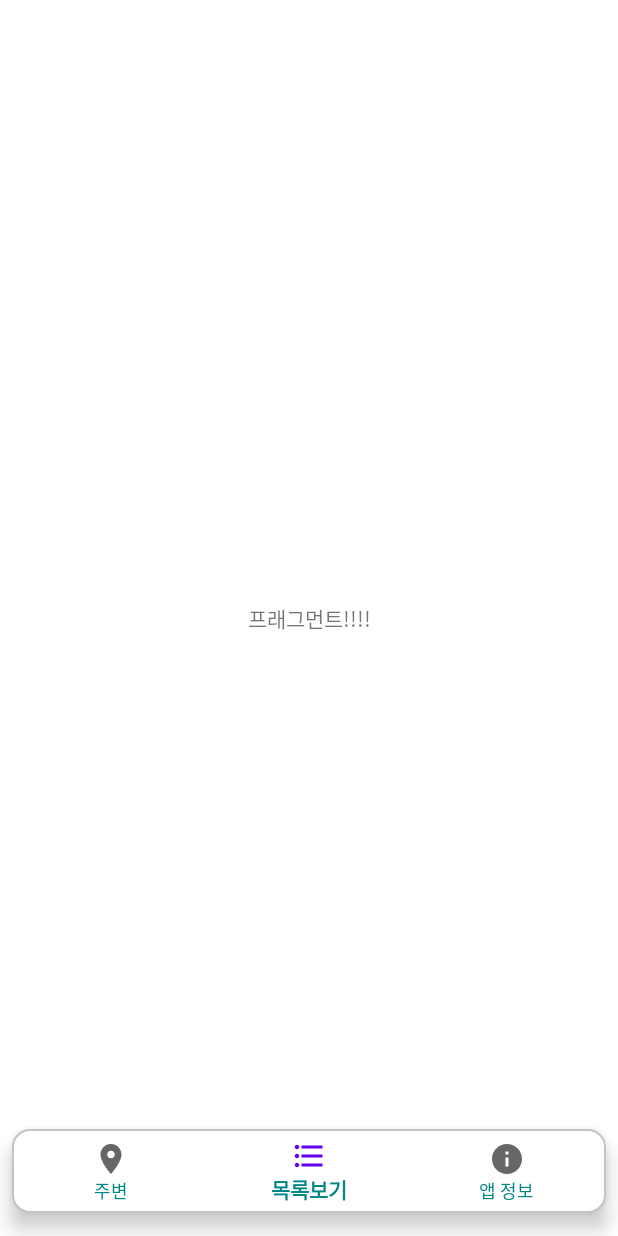
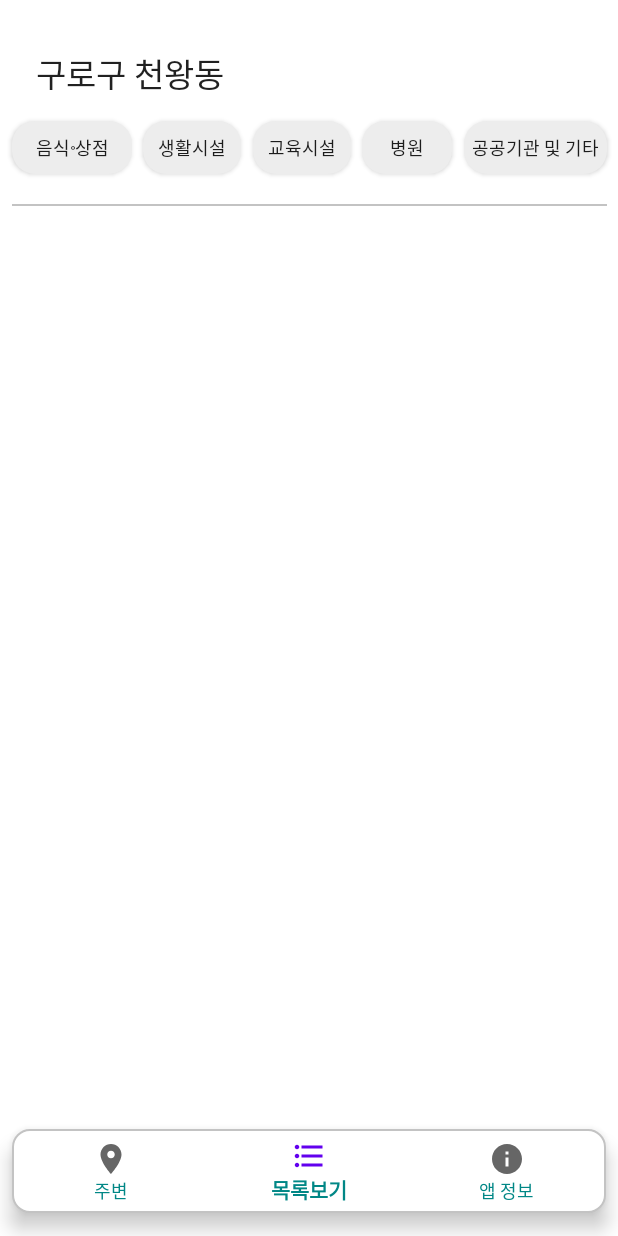
Before and after one commit to hisungwoo/ConvenienceMap, an Android app: the screen it shows after launch (MainActivity), item 2 of the bottom bar chosen, on a phone screen of 412 x 824 dp. Run offline under Robolectric (Android 15) with nearby library versions, the phone set to English and light mode, and no system bars; libraries missing offline, so code that uses them is left out: com.tickaroo.tikxml, net.daum.mf; 10 statements that could not run were skipped.

Commit message:
1. 목록 프레그먼트 추가

```diff
--- a/app/src/main/java/com/ilsamil/conveniencemap/Fragments/CategoryFragment.kt
+++ b/app/src/main/java/com/ilsamil/conveniencemap/Fragments/ListFragment.kt
@@ -8,12 +8,12 @@ import android.view.View
 import android.view.ViewGroup
 import com.ilsamil.conveniencemap.R
 
-class CategoryFragment : Fragment() {
+class ListFragment : Fragment() {
 
     // Category.newInstance() 사용을 위해 생성
     companion object {
-        fun newInstance() : CategoryFragment {
-            return CategoryFragment()
+        fun newInstance() : ListFragment {
+            return ListFragment()
         }
     }
 
@@ -32,7 +32,7 @@ class CategoryFragment : Fragment() {
         inflater: LayoutInflater, container: ViewGroup?,
         savedInstanceState: Bundle?
     ): View? {
-        return inflater.inflate(R.layout.fragment_category, container, false)
+        return inflater.inflate(R.layout.fragment_list, container, false)
     }
 
 
--- a/app/src/main/java/com/ilsamil/conveniencemap/MainActivity.kt
+++ b/app/src/main/java/com/ilsamil/conveniencemap/MainActivity.kt
@@ -2,13 +2,10 @@ package com.ilsamil.conveniencemap
 
 import android.Manifest
 import android.annotation.SuppressLint
-import android.content.pm.PackageManager
 import android.graphics.Color
-import android.location.Criteria
 import android.location.Geocoder
 import android.location.LocationManager
 import android.os.Bundle
-import android.util.Base64
 import android.util.Log
 import android.view.View
 import android.view.animation.Animation
@@ -25,14 +22,11 @@ import androidx.recyclerview.widget.RecyclerView
 import com.ilsamil.conveniencemap.Fragments.*
 import com.ilsamil.conveniencemap.adapters.EvalinfoAdapter
 import com.ilsamil.conveniencemap.databinding.ActivityMainBinding
-import com.ilsamil.conveniencemap.model.EvalInfoList
 import com.ilsamil.conveniencemap.utils.ChangeType
-import net.daum.android.map.MapViewEventListener
 import net.daum.mf.map.api.MapPOIItem
 import net.daum.mf.map.api.MapPoint
 import net.daum.mf.map.api.MapView
 import java.io.IOException
-import java.security.MessageDigest
 
 class MainActivity : AppCompatActivity(), MapView.MapViewEventListener {
     private lateinit var binding: ActivityMainBinding
@@ -40,7 +34,7 @@ class MainActivity : AppCompatActivity(), MapView.MapViewEventListener {
     private lateinit var mapView: MapView
 
     private val mapFragment: MapFragment by lazy { MapFragment.newInstance() }
-    private val categoryFragment: CategoryFragment by lazy { CategoryFragment.newInstance() }
+    private val listFragment: ListFragment by lazy { ListFragment.newInstance() }
     private val infoFragment: InfoFragment by lazy { InfoFragment.newInstance() }
     private val searchFragment: SearchFragment by lazy { SearchFragment.newInstance() }
 
@@ -417,7 +411,7 @@ class MainActivity : AppCompatActivity(), MapView.MapViewEventListener {
                 R.id.menu_category -> {
                     mainViewModel.mainStatus.value = 4
                     supportFragmentManager.popBackStackImmediate("category", FragmentManager.POP_BACK_STACK_INCLUSIVE)
-                    supportFragmentManager.beginTransaction().replace(R.id.fragment_view, categoryFragment, "category").addToBackStack("category").commit()
+                    supportFragmentManager.beginTransaction().replace(R.id.fragment_view, listFragment, "category").addToBackStack("category").commit()
                 }
                 R.id.menu_map -> {
                     bottomClickMap()
@@ -445,6 +439,10 @@ class MainActivity : AppCompatActivity(), MapView.MapViewEventListener {
             if(tag3 != null && tag3.isVisible) {
                 this.menu.findItem(R.id.menu_info).isChecked = true
             }
+            if(tag1 == null && tag3 == null) {
+                this.menu.findItem(R.id.menu_map).isChecked = true
+                mainViewModel.mainStatus.value = 1
+            }
         }
     }
 
@@ -459,11 +457,12 @@ class MainActivity : AppCompatActivity(), MapView.MapViewEventListener {
     }
 
     private fun bottomClickMap() {
+        mainViewModel.mainStatus.value = 1
         val tag1: Fragment? = supportFragmentManager.findFragmentByTag("category")
         val tag3: Fragment? = supportFragmentManager.findFragmentByTag("info")
 
         if(tag1 != null) {
-            supportFragmentManager.beginTransaction().remove(categoryFragment).addToBackStack(null)?.commit()
+            supportFragmentManager.beginTransaction().remove(listFragment).addToBackStack(null)?.commit()
         }
         if(tag3 != null) {
             supportFragmentManager.beginTransaction().remove(infoFragment).addToBackStack(null)?.commit()
--- /dev/null
+++ b/app/src/main/res/drawable-v24/button_list.xml
@@ -0,0 +1,5 @@
+<?xml version="1.0" encoding="utf-8"?>
+<shape xmlns:android="http://schemas.android.com/apk/res/android" android:shape="rectangle">
+    <solid android:color="#EDEDED"/>
+    <corners android:radius="15dp"/>
+</shape>
--- a/app/src/main/res/layout/fragment_category.xml
+++ /dev/null
@@ -1,21 +0,0 @@
-<?xml version="1.0" encoding="utf-8"?>
-<androidx.constraintlayout.widget.ConstraintLayout xmlns:android="http://schemas.android.com/apk/res/android"
-    xmlns:app="http://schemas.android.com/apk/res-auto"
-    xmlns:tools="http://schemas.android.com/tools"
-    android:layout_width="match_parent"
-    android:layout_height="match_parent"
-    android:background="@color/white"
-    tools:context=".Fragments.CategoryFragment">
-
-    <TextView
-        android:id="@+id/textView"
-        android:layout_width="wrap_content"
-        android:layout_height="wrap_content"
-        android:text="프래그먼트!!!!"
-        app:layout_constraintBottom_toBottomOf="parent"
-        app:layout_constraintEnd_toEndOf="parent"
-        app:layout_constraintStart_toStartOf="parent"
-        app:layout_constraintTop_toTopOf="parent" />
-
-
-</androidx.constraintlayout.widget.ConstraintLayout>
--- /dev/null
+++ b/app/src/main/res/layout/fragment_list.xml
@@ -0,0 +1,111 @@
+<?xml version="1.0" encoding="utf-8"?>
+<androidx.constraintlayout.widget.ConstraintLayout xmlns:android="http://schemas.android.com/apk/res/android"
+    xmlns:app="http://schemas.android.com/apk/res-auto"
+    xmlns:tools="http://schemas.android.com/tools"
+    android:layout_width="match_parent"
+    android:layout_height="match_parent"
+    android:background="@color/white"
+    tools:context=".Fragments.ListFragment">
+
+    <TextView
+        android:id="@+id/location_tv"
+        android:layout_width="wrap_content"
+        android:layout_height="wrap_content"
+        android:layout_marginStart="24dp"
+        android:layout_marginTop="32dp"
+        android:text="구로구 천왕동"
+        android:textAppearance="@style/TextAppearance.AppCompat.Large"
+        app:layout_constraintStart_toStartOf="parent"
+        app:layout_constraintTop_toTopOf="parent"
+        tools:text="구로구 천왕동" />
+
+
+    <Button
+        android:id="@+id/shop_category_btn"
+        android:textSize="12sp"
+        android:layout_width="80dp"
+        android:layout_height="35dp"
+        android:layout_marginTop="15dp"
+        android:background="@drawable/button_list"
+        android:text="음식⸰상점"
+        android:tag="음식상점"
+        android:textColor="#1C1C1C"
+        app:layout_constraintTop_toBottomOf="@+id/location_tv"
+        app:layout_constraintStart_toStartOf="parent"
+        app:layout_constraintEnd_toStartOf="@id/living_category_btn"
+        />
+
+    <Button
+        android:id="@+id/living_category_btn"
+        android:textSize="12sp"
+        android:layout_width="65dp"
+        android:layout_height="35dp"
+        android:background="@drawable/button_list"
+        android:text="생활시설"
+        android:tag="생활시설"
+        android:textColor="#1C1C1C"
+        app:layout_constraintTop_toTopOf="@+id/shop_category_btn"
+        app:layout_constraintStart_toEndOf="@+id/shop_category_btn"
+        app:layout_constraintEnd_toStartOf="@id/education_category_btn"
+        />
+
+    <Button
+        android:id="@+id/education_category_btn"
+        android:textSize="12sp"
+        android:layout_width="65dp"
+        android:layout_height="35dp"
+        android:background="@drawable/button_list"
+        android:text="교육시설"
+        android:textColor="#1C1C1C"
+        app:layout_constraintTop_toTopOf="@+id/living_category_btn"
+        app:layout_constraintStart_toEndOf="@+id/living_category_btn"
+        app:layout_constraintEnd_toStartOf="@id/hospital_category_btn"
+        />
+    <Button
+        android:id="@+id/hospital_category_btn"
+        android:textSize="12sp"
+        android:layout_width="60dp"
+        android:layout_height="35dp"
+        android:background="@drawable/button_list"
+        android:text="병원"
+        android:textColor="#1C1C1C"
+        app:layout_constraintTop_toTopOf="@+id/education_category_btn"
+        app:layout_constraintStart_toEndOf="@+id/education_category_btn"
+        app:layout_constraintEnd_toStartOf="@id/public_category_btn"
+        />
+
+    <Button
+        android:id="@+id/public_category_btn"
+        android:textSize="12sp"
+        android:layout_width="95dp"
+        android:layout_height="35dp"
+        android:background="@drawable/button_list"
+        android:text="공공기관 및 기타"
+        android:textColor="#1C1C1C"
+        app:layout_constraintTop_toTopOf="@+id/hospital_category_btn"
+        app:layout_constraintStart_toEndOf="@+id/hospital_category_btn"
+        app:layout_constraintEnd_toEndOf="parent"
+        />
+
+
+    <View
+        android:layout_width="0dp"
+        android:layout_height="1dp"
+        android:layout_marginTop="20dp"
+        android:background="@color/line"
+        app:layout_constraintTop_toBottomOf="@+id/shop_category_btn"
+        app:layout_constraintStart_toStartOf="@+id/shop_category_btn"
+        app:layout_constraintEnd_toEndOf="@+id/public_category_btn"
+        />
+
+
+
+
+
+
+
+
+
+
+
+</androidx.constraintlayout.widget.ConstraintLayout>
```
